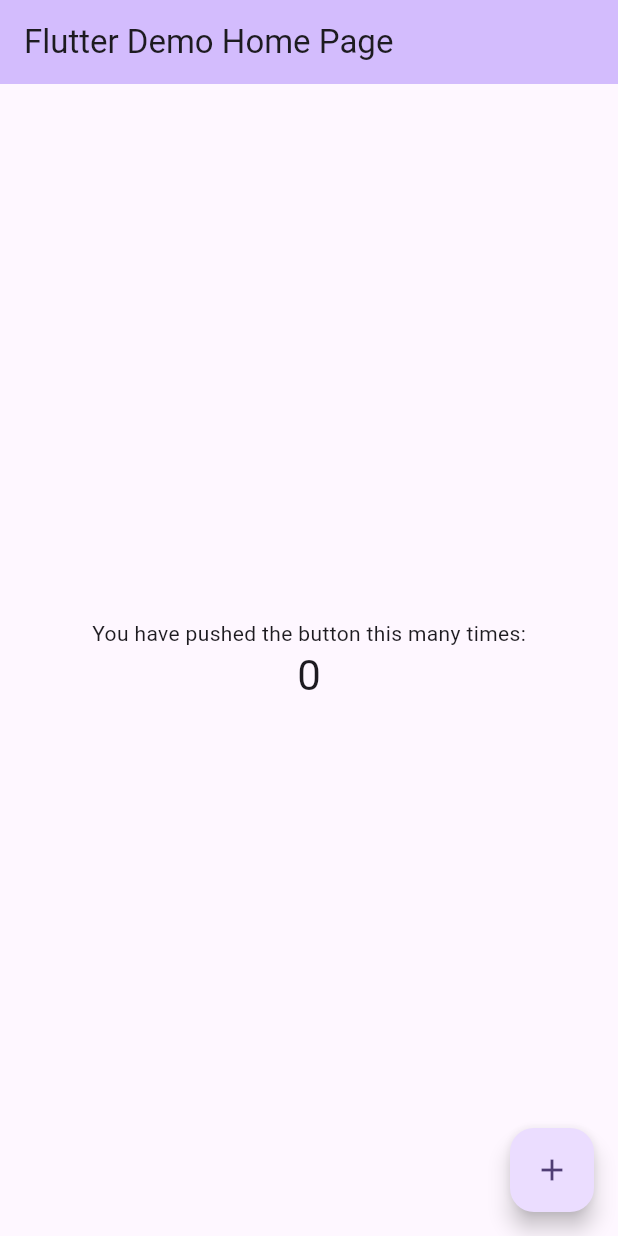
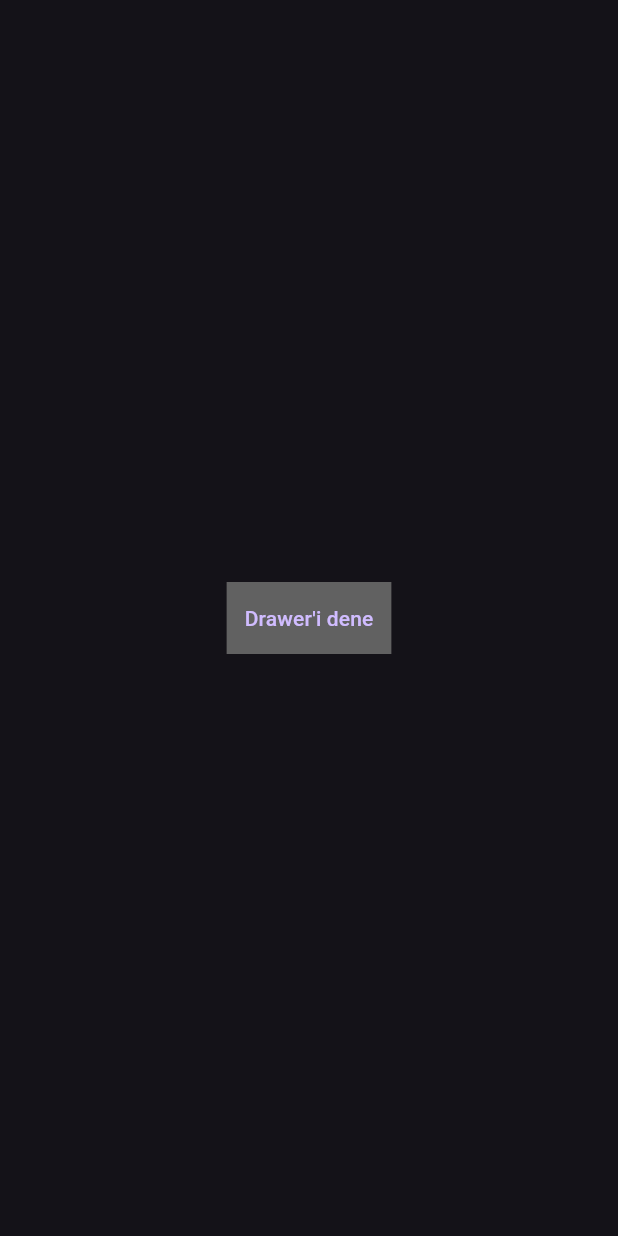
Before and after one commit to berkeercin/trywidget, a Flutter app: the screen it shows after launch, on a phone screen of 412 x 824 dp. Run offline on Flutter 3.47's test engine with Material 3 defaults, Android fonts, the phone set to English and light mode, and no system bars.

Commit message:
5.12.2023 tarihli araştırma ödevi uygulaması

```diff
--- a/lib/main.dart
+++ b/lib/main.dart
@@ -1,125 +1,13 @@
 import 'package:flutter/material.dart';
+import 'package:trywidget/screens/home_screen.dart';
+import 'package:trywidget/screens/try_drawer.dart';
 
 void main() {
-  runApp(const MyApp());
+  runApp(MaterialApp(
+      theme: ThemeData(useMaterial3: true, brightness: Brightness.dark),
+      initialRoute: '/',
+      routes: {
+        '/': (context) => const HomeScreen(),
+        '/tryDrawer': (context) => const TryDrawer()
+      }));
 }
-
-class MyApp extends StatelessWidget {
-  const MyApp({super.key});
-
-  // This widget is the root of your application.
-  @override
-  Widget build(BuildContext context) {
-    return MaterialApp(
-      title: 'Flutter Demo',
-      theme: ThemeData(
-        // This is the theme of your application.
-        //
-        // TRY THIS: Try running your application with "flutter run". You'll see
-        // the application has a purple toolbar. Then, without quitting the app,
-        // try changing the seedColor in the colorScheme below to Colors.green
-        // and then invoke "hot reload" (save your changes or press the "hot
-        // reload" button in a Flutter-supported IDE, or press "r" if you used
-        // the command line to start the app).
-        //
-        // Notice that the counter didn't reset back to zero; the application
-        // state is not lost during the reload. To reset the state, use hot
-        // restart instead.
-        //
-        // This works for code too, not just values: Most code changes can be
-        // tested with just a hot reload.
-        colorScheme: ColorScheme.fromSeed(seedColor: Colors.deepPurple),
-        useMaterial3: true,
-      ),
-      home: const MyHomePage(title: 'Flutter Demo Home Page'),
-    );
-  }
-}
-
-class MyHomePage extends StatefulWidget {
-  const MyHomePage({super.key, required this.title});
-
-  // This widget is the home page of your application. It is stateful, meaning
-  // that it has a State object (defined below) that contains fields that affect
-  // how it looks.
-
-  // This class is the configuration for the state. It holds the values (in this
-  // case the title) provided by the parent (in this case the App widget) and
-  // used by the build method of the State. Fields in a Widget subclass are
-  // always marked "final".
-
-  final String title;
-
-  @override
-  State<MyHomePage> createState() => _MyHomePageState();
-}
-
-class _MyHomePageState extends State<MyHomePage> {
-  int _counter = 0;
-
-  void _incrementCounter() {
-    setState(() {
-      // This call to setState tells the Flutter framework that something has
-      // changed in this State, which causes it to rerun the build method below
-      // so that the display can reflect the updated values. If we changed
-      // _counter without calling setState(), then the build method would not be
-      // called again, and so nothing would appear to happen.
-      _counter++;
-    });
-  }
-
-  @override
-  Widget build(BuildContext context) {
-    // This method is rerun every time setState is called, for instance as done
-    // by the _incrementCounter method above.
-    //
-    // The Flutter framework has been optimized to make rerunning build methods
-    // fast, so that you can just rebuild anything that needs updating rather
-    // than having to individually change instances of widgets.
-    return Scaffold(
-      appBar: AppBar(
-        // TRY THIS: Try changing the color here to a specific color (to
-        // Colors.amber, perhaps?) and trigger a hot reload to see the AppBar
-        // change color while the other colors stay the same.
-        backgroundColor: Theme.of(context).colorScheme.inversePrimary,
-        // Here we take the value from the MyHomePage object that was created by
-        // the App.build method, and use it to set our appbar title.
-        title: Text(widget.title),
-      ),
-      body: Center(
-        // Center is a layout widget. It takes a single child and positions it
-        // in the middle of the parent.
-        child: Column(
-          // Column is also a layout widget. It takes a list of children and
-          // arranges them vertically. By default, it sizes itself to fit its
-          // children horizontally, and tries to be as tall as its parent.
-          //
-          // Column has various properties to control how it sizes itself and
-          // how it positions its children. Here we use mainAxisAlignment to
-          // center the children vertically; the main axis here is the vertical
-          // axis because Columns are vertical (the cross axis would be
-          // horizontal).
-          //
-          // TRY THIS: Invoke "debug painting" (choose the "Toggle Debug Paint"
-          // action in the IDE, or press "p" in the console), to see the
-          // wireframe for each widget.
-          mainAxisAlignment: MainAxisAlignment.center,
-          children: <Widget>[
-            const Text(
-              'You have pushed the button this many times:',
-            ),
-            Text(
-              '$_counter',
-              style: Theme.of(context).textTheme.headlineMedium,
-            ),
-          ],
-        ),
-      ),
-      floatingActionButton: FloatingActionButton(
-        onPressed: _incrementCounter,
-        tooltip: 'Increment',
-        child: const Icon(Icons.add),
-      ), // This trailing comma makes auto-formatting nicer for build methods.
-    );
-  }
-}
--- /dev/null
+++ b/lib/screens/home_screen.dart
@@ -0,0 +1,28 @@
+import 'package:flutter/material.dart';
+
+class HomeScreen extends StatelessWidget {
+  const HomeScreen({Key? key}) : super(key: key);
+
+  @override
+  Widget build(BuildContext context) {
+    return Scaffold(
+      body: Center(
+        child: Column(
+          mainAxisAlignment: MainAxisAlignment.center,
+          children: [
+            Container(
+              decoration: BoxDecoration(
+                color: Theme.of(context).secondaryHeaderColor,
+              ),
+              child: TextButton(
+                  onPressed: () {
+                    Navigator.pushNamed(context, "/tryDrawer");
+                  },
+                  child: const Text("Drawer'i dene")),
+            )
+          ],
+        ),
+      ),
+    );
+  }
+}
--- /dev/null
+++ b/lib/screens/try_drawer.dart
@@ -0,0 +1,47 @@
+import 'package:flutter/material.dart';
+
+class TryDrawer extends StatelessWidget {
+  const TryDrawer({Key? key}) : super(key: key);
+
+  @override
+  Widget build(BuildContext context) {
+    return Scaffold(
+      appBar: AppBar(
+        title: Text("Ana ekran"),
+      ),
+      drawer: drawer(context),
+      endDrawer: drawer(context),
+    );
+  }
+}
+
+Widget drawer(BuildContext context) {
+  return Drawer(
+    // Kullanıcının eğer seçenekler fazlaysa scroll yapabilmesi için ListView eklenir.
+    child: ListView(
+      // Önemli: ListView'den paddingleri kaldırın.
+      padding: EdgeInsets.zero,
+      children: [
+        const DrawerHeader(
+          // DrawerHeader ile Drawer'in en üst kısmına bir renk ve yazı eklenir.
+          decoration: BoxDecoration(
+            color: Colors.blue,
+          ),
+          child: Text('Drawer başlığı'),
+        ),
+        ListTile(
+          title: const Text('1. Öge'),
+          onTap: () {
+            // 1. Öge için fonksiyon.
+          },
+        ),
+        ListTile(
+          title: const Text('Drawer\'i kapat'),
+          onTap: () {
+            Navigator.pop(context);
+          },
+        ),
+      ],
+    ),
+  );
+}
```
